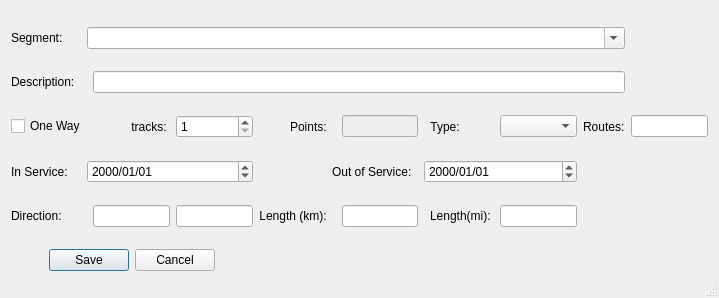
The window that mapper_app/ui/editsegmentdialog.ui (allenck/mapper) describes before a commit, drawn with Qt 5.
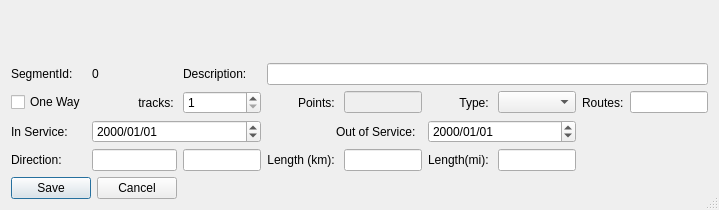
The same window after the commit. Custom widgets are drawn as their Qt base class.

What changed in the file:
```diff
--- a/mapper_app/ui/editsegmentdialog.ui
+++ b/mapper_app/ui/editsegmentdialog.ui
@@ -7,7 +7,7 @@
     <x>0</x>
     <y>0</y>
     <width>719</width>
-    <height>298</height>
+    <height>210</height>
    </rect>
   </property>
   <property name="windowTitle">
@@ -17,7 +17,17 @@
    <bool>true</bool>
   </property>
   <layout class="QGridLayout" name="gridLayout">
-   <item row="2" column="3">
+   <item row="0" column="0" colspan="9">
+    <widget class="SegmentSelectionWidget" name="ssw" native="true"/>
+   </item>
+   <item row="2" column="0">
+    <widget class="QCheckBox" name="chkOneWay">
+     <property name="text">
+      <string>One Way</string>
+     </property>
+    </widget>
+   </item>
+   <item row="2" column="1">
     <widget class="QLabel" name="label_3">
      <property name="text">
       <string>tracks: </string>
@@ -27,34 +37,7 @@
      </property>
     </widget>
    </item>
-   <item row="2" column="5">
-    <widget class="QLabel" name="label_9">
-     <property name="text">
-      <string>Points: </string>
-     </property>
-     <property name="alignment">
-      <set>Qt::AlignRight|Qt::AlignTrailing|Qt::AlignVCenter</set>
-     </property>
-    </widget>
-   </item>
-   <item row="2" column="9">
-    <widget class="QLabel" name="label_4">
-     <property name="text">
-      <string>Type: </string>
-     </property>
-     <property name="alignment">
-      <set>Qt::AlignRight|Qt::AlignTrailing|Qt::AlignVCenter</set>
-     </property>
-    </widget>
-   </item>
-   <item row="3" column="8" colspan="4">
-    <widget class="QDateEdit" name="dtEnd">
-     <property name="displayFormat">
-      <string>yyyy/MM/dd</string>
-     </property>
-    </widget>
-   </item>
-   <item row="2" column="4">
+   <item row="2" column="2">
     <widget class="QSpinBox" name="sbTracks">
      <property name="minimum">
       <number>1</number>
@@ -64,35 +47,17 @@
      </property>
     </widget>
    </item>
-   <item row="4" column="3">
-    <widget class="QLineEdit" name="txtDirection">
-     <property name="readOnly">
-      <bool>true</bool>
-     </property>
-    </widget>
-   </item>
-   <item row="4" column="4">
-    <widget class="QLineEdit" name="txtBearing">
-     <property name="readOnly">
-      <bool>true</bool>
-     </property>
-    </widget>
-   </item>
-   <item row="1" column="0">
-    <widget class="QLabel" name="label_2">
+   <item row="2" column="3">
+    <widget class="QLabel" name="label_9">
      <property name="text">
-      <string>Description:</string>
+      <string>Points: </string>
      </property>
-    </widget>
-   </item>
-   <item row="4" column="0">
-    <widget class="QLabel" name="label_10">
-     <property name="text">
-      <string>Direction:</string>
+     <property name="alignment">
+      <set>Qt::AlignRight|Qt::AlignTrailing|Qt::AlignVCenter</set>
      </property>
     </widget>
    </item>
-   <item row="2" column="7">
+   <item row="2" column="4">
     <widget class="QLineEdit" name="txtPoints">
      <property name="enabled">
       <bool>false</bool>
@@ -102,6 +67,36 @@
      </property>
     </widget>
    </item>
+   <item row="2" column="5">
+    <widget class="QLabel" name="label_4">
+     <property name="text">
+      <string>Type: </string>
+     </property>
+     <property name="alignment">
+      <set>Qt::AlignRight|Qt::AlignTrailing|Qt::AlignVCenter</set>
+     </property>
+    </widget>
+   </item>
+   <item row="2" column="6">
+    <widget class="QComboBox" name="cbRouteType"/>
+   </item>
+   <item row="2" column="7">
+    <widget class="QLabel" name="label_11">
+     <property name="text">
+      <string>Routes:</string>
+     </property>
+    </widget>
+   </item>
+   <item row="2" column="8">
+    <widget class="QLineEdit" name="txtRoutes">
+     <property name="toolTip">
+      <string>Number of routes using this segment.</string>
+     </property>
+     <property name="readOnly">
+      <bool>true</bool>
+     </property>
+    </widget>
+   </item>
    <item row="3" column="0">
     <widget class="QLabel" name="label_5">
      <property name="text">
@@ -109,14 +104,14 @@
      </property>
     </widget>
    </item>
-   <item row="3" column="2" colspan="3">
+   <item row="3" column="1" colspan="2">
     <widget class="QDateEdit" name="dtBegin">
      <property name="displayFormat">
       <string>yyyy/MM/dd</string>
      </property>
     </widget>
    </item>
-   <item row="3" column="5" colspan="3">
+   <item row="3" column="3" colspan="2">
     <widget class="QLabel" name="label_6">
      <property name="text">
       <string>Out of Service:  </string>
@@ -126,51 +121,35 @@
      </property>
     </widget>
    </item>
-   <item row="4" column="11">
-    <widget class="QLineEdit" name="txtMiles">
-     <property name="readOnly">
-      <bool>true</bool>
+   <item row="3" column="5" colspan="2">
+    <widget class="QDateEdit" name="dtEnd">
+     <property name="displayFormat">
+      <string>yyyy/MM/dd</string>
      </property>
     </widget>
    </item>
-   <item row="4" column="7">
-    <widget class="QLineEdit" name="txtKm">
-     <property name="readOnly">
-      <bool>false</bool>
+   <item row="4" column="0">
+    <widget class="QLabel" name="label_10">
+     <property name="text">
+      <string>Direction:</string>
      </property>
     </widget>
    </item>
-   <item row="6" column="0" colspan="5">
-    <widget class="QDialogButtonBox" name="buttonBox">
-     <property name="orientation">
-      <enum>Qt::Horizontal</enum>
-     </property>
-     <property name="standardButtons">
-      <set>QDialogButtonBox::Cancel|QDialogButtonBox::Save</set>
-     </property>
-     <property name="centerButtons">
+   <item row="4" column="1">
+    <widget class="QLineEdit" name="txtDirection">
+     <property name="readOnly">
       <bool>true</bool>
      </property>
     </widget>
    </item>
-   <item row="2" column="11">
-    <widget class="QComboBox" name="cbRouteType"/>
-   </item>
-   <item row="2" column="0" colspan="3">
-    <widget class="QCheckBox" name="chkOneWay">
-     <property name="text">
-      <string>One Way</string>
+   <item row="4" column="2">
+    <widget class="QLineEdit" name="txtBearing">
+     <property name="readOnly">
+      <bool>true</bool>
      </property>
     </widget>
    </item>
-   <item row="0" column="0">
-    <widget class="QLabel" name="label">
-     <property name="text">
-      <string>Segment:</string>
-     </property>
-    </widget>
-   </item>
-   <item row="4" column="5">
+   <item row="4" column="3">
     <widget class="QLabel" name="label_7">
      <property name="text">
       <string>Length (km): </string>
@@ -180,37 +159,31 @@
      </property>
     </widget>
    </item>
-   <item row="2" column="12">
-    <widget class="QLabel" name="label_11">
+   <item row="4" column="4">
+    <widget class="QLineEdit" name="txtKm">
+     <property name="readOnly">
+      <bool>false</bool>
+     </property>
+    </widget>
+   </item>
+   <item row="4" column="5">
+    <widget class="QLabel" name="label_8">
      <property name="text">
-      <string>Routes:</string>
+      <string>Length(mi): </string>
+     </property>
+     <property name="alignment">
+      <set>Qt::AlignRight|Qt::AlignTrailing|Qt::AlignVCenter</set>
      </property>
     </widget>
    </item>
-   <item row="2" column="13">
-    <widget class="QLineEdit" name="txtRoutes">
-     <property name="toolTip">
-      <string>Number of routes using this segment.</string>
-     </property>
+   <item row="4" column="6">
+    <widget class="QLineEdit" name="txtMiles">
      <property name="readOnly">
       <bool>true</bool>
      </property>
     </widget>
    </item>
-   <item row="1" column="3" colspan="10">
-    <widget class="QLineEdit" name="txtDescription"/>
-   </item>
-   <item row="0" column="2" colspan="11">
-    <widget class="CComboBox" name="cbSegments">
-     <property name="toolTip">
-      <string>Select the desired segment or type in the numeric segment number.</string>
-     </property>
-     <property name="editable">
-      <bool>true</bool>
-     </property>
-    </widget>
-   </item>
-   <item row="4" column="12" colspan="2">
+   <item row="4" column="7">
     <spacer name="horizontalSpacer">
      <property name="orientation">
       <enum>Qt::Horizontal</enum>
@@ -223,13 +196,40 @@
      </property>
     </spacer>
    </item>
-   <item row="4" column="9" colspan="2">
-    <widget class="QLabel" name="label_8">
+   <item row="5" column="0" colspan="2">
+    <widget class="QDialogButtonBox" name="buttonBox">
+     <property name="orientation">
+      <enum>Qt::Horizontal</enum>
+     </property>
+     <property name="standardButtons">
+      <set>QDialogButtonBox::Cancel|QDialogButtonBox::Save</set>
+     </property>
+     <property name="centerButtons">
+      <bool>true</bool>
+     </property>
+    </widget>
+   </item>
+   <item row="1" column="2">
+    <widget class="QLabel" name="label_2">
      <property name="text">
-      <string>Length(mi): </string>
+      <string>Description:</string>
      </property>
-     <property name="alignment">
-      <set>Qt::AlignRight|Qt::AlignTrailing|Qt::AlignVCenter</set>
+    </widget>
+   </item>
+   <item row="1" column="3" colspan="6">
+    <widget class="QLineEdit" name="txtDescription"/>
+   </item>
+   <item row="1" column="0">
+    <widget class="QLabel" name="label">
+     <property name="text">
+      <string>SegmentId:</string>
+     </property>
+    </widget>
+   </item>
+   <item row="1" column="1">
+    <widget class="QLabel" name="label_segmentId">
+     <property name="text">
+      <string>0</string>
      </property>
     </widget>
    </item>
@@ -237,9 +237,10 @@
  </widget>
  <customwidgets>
   <customwidget>
-   <class>CComboBox</class>
-   <extends>QComboBox</extends>
-   <header>ccombobox.h</header>
+   <class>SegmentSelectionWidget</class>
+   <extends>QWidget</extends>
+   <header>segmentselectionwidget.h</header>
+   <container>1</container>
   </customwidget>
  </customwidgets>
  <tabstops>
```
Left out of the diff: 2 changed lines with no effect on the pictures.
